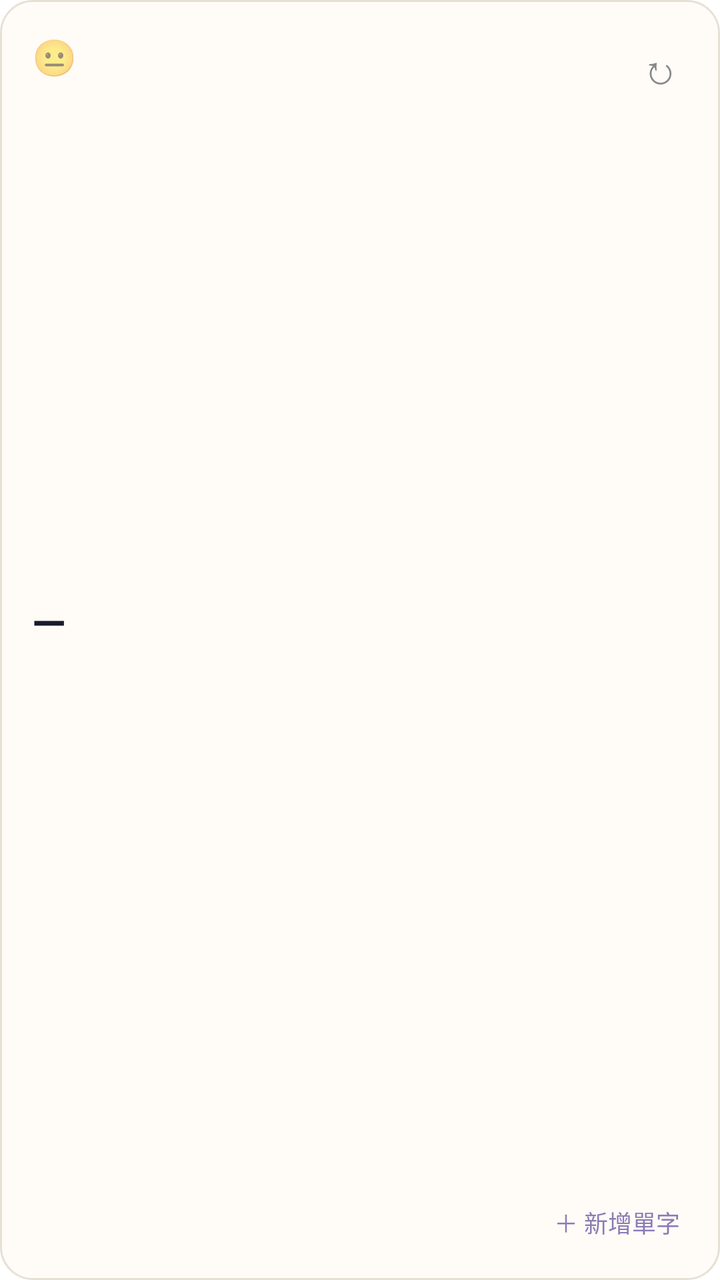
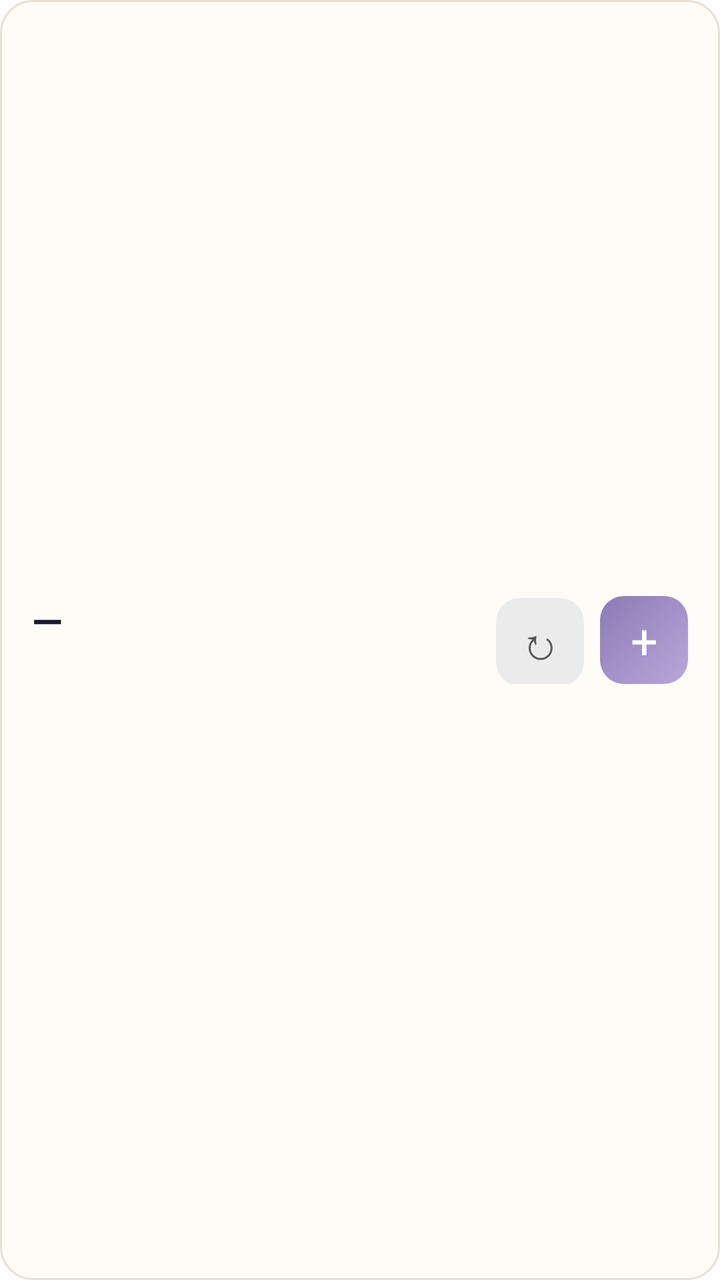

The first picture is an Android layout as it rendered before a commit; the second is the same layout after the commit. The layout source and the unified diff follow.
<!-- AndroidManifest.xml: fallback theme Theme.MaterialComponents.DayNight.NoActionBar -->
<!-- res/layout/word_widget.xml -->
<?xml version="1.0" encoding="utf-8"?>
<RelativeLayout xmlns:android="http://schemas.android.com/apk/res/android"
    android:layout_width="match_parent"
    android:layout_height="match_parent"
    android:background="@drawable/widget_background"
    android:padding="16dp">

    <TextView
        android:id="@+id/widget_proficiency"
        android:layout_width="wrap_content"
        android:layout_height="wrap_content"
        android:layout_alignParentStart="true"
        android:layout_alignParentTop="true"
        android:text="😐"
        android:textSize="18sp" />

    <TextView
        android:id="@+id/widget_refresh"
        android:layout_width="wrap_content"
        android:layout_height="wrap_content"
        android:layout_alignParentEnd="true"
        android:layout_alignParentTop="true"
        android:text="↻"
        android:textSize="20sp"
        android:textColor="#888888"
        android:padding="4dp" />

    <TextView
        android:id="@+id/widget_add"
        android:layout_width="wrap_content"
        android:layout_height="wrap_content"
        android:layout_alignParentEnd="true"
        android:layout_alignParentBottom="true"
        android:text="＋ 新增單字"
        android:textSize="12sp"
        android:textColor="#8B7BB5"
        android:padding="4dp" />

    <LinearLayout
        android:layout_width="match_parent"
        android:layout_height="wrap_content"
        android:layout_below="@id/widget_proficiency"
        android:layout_above="@id/widget_add"
        android:orientation="vertical"
        android:gravity="center_vertical"
        android:layout_marginTop="4dp">

        <TextView
            android:id="@+id/widget_english"
            android:layout_width="match_parent"
            android:layout_height="wrap_content"
            android:text="—"
            android:textSize="22sp"
            android:textStyle="bold"
            android:textColor="#1A1A2E"
            android:maxLines="1"
            android:ellipsize="end" />

        <TextView
            android:id="@+id/widget_chinese"
            android:layout_width="match_parent"
            android:layout_height="wrap_content"
            android:layout_marginTop="2dp"
            android:text=""
            android:textSize="14sp"
            android:textColor="#888888"
            android:maxLines="1"
            android:ellipsize="end" />

    </LinearLayout>

</RelativeLayout>
<!-- resources referenced by this layout -->
<resources>
  <!-- drawable widget_background (drawable) -->
  <?xml version="1.0" encoding="utf-8"?>
  <shape xmlns:android="http://schemas.android.com/apk/res/android"
      android:shape="rectangle">
      <corners android:radius="16dp" />
      <solid android:color="#FFFBF7" />
      <stroke android:width="1dp" android:color="#E8E0D5" />
  </shape>
</resources>

<!-- the commit's change to res/layout/word_widget.xml (unified diff, before → after) -->
@@ -5,52 +5,52 @@
     android:background="@drawable/widget_background"
     android:padding="16dp">
 
-    <TextView
-        android:id="@+id/widget_proficiency"
+    <LinearLayout
+        android:id="@+id/widget_buttons"
         android:layout_width="wrap_content"
         android:layout_height="wrap_content"
-        android:layout_alignParentStart="true"
-        android:layout_alignParentTop="true"
-        android:text="😐"
-        android:textSize="18sp" />
+        android:layout_centerVertical="true"
+        android:layout_alignParentEnd="true"
+        android:orientation="horizontal">
 
-    <TextView
-        android:id="@+id/widget_refresh"
-        android:layout_width="wrap_content"
-        android:layout_height="wrap_content"
-        android:layout_alignParentEnd="true"
-        android:layout_alignParentTop="true"
-        android:text="↻"
-        android:textSize="20sp"
-        android:textColor="#888888"
-        android:padding="4dp" />
+        <TextView
+            android:id="@+id/widget_refresh"
+            android:layout_width="44dp"
+            android:layout_height="44dp"
+            android:text="↻"
+            android:textSize="22sp"
+            android:textColor="#555555"
+            android:gravity="center"
+            android:background="@drawable/widget_btn_refresh" />
 
-    <TextView
-        android:id="@+id/widget_add"
-        android:layout_width="wrap_content"
-        android:layout_height="wrap_content"
-        android:layout_alignParentEnd="true"
-        android:layout_alignParentBottom="true"
-        android:text="＋ 新增單字"
-        android:textSize="12sp"
-        android:textColor="#8B7BB5"
-        android:padding="4dp" />
+        <TextView
+            android:id="@+id/widget_add"
+            android:layout_width="44dp"
+            android:layout_height="44dp"
+            android:layout_marginStart="8dp"
+            android:text="+"
+            android:textSize="24sp"
+            android:textColor="#FFFFFF"
+            android:gravity="center"
+            android:background="@drawable/widget_btn_add" />
+
+    </LinearLayout>
 
     <LinearLayout
         android:layout_width="match_parent"
         android:layout_height="wrap_content"
-        android:layout_below="@id/widget_proficiency"
-        android:layout_above="@id/widget_add"
+        android:layout_centerVertical="true"
+        android:layout_alignParentStart="true"
+        android:layout_toStartOf="@id/widget_buttons"
         android:orientation="vertical"
-        android:gravity="center_vertical"
-        android:layout_marginTop="4dp">
+        android:paddingEnd="12dp">
 
         <TextView
             android:id="@+id/widget_english"
             android:layout_width="match_parent"
             android:layout_height="wrap_content"
             android:text="—"
-            android:textSize="22sp"
+            android:textSize="20sp"
             android:textStyle="bold"
             android:textColor="#1A1A2E"
             android:maxLines="1"
@@ -62,7 +62,7 @@
             android:layout_height="wrap_content"
             android:layout_marginTop="2dp"
             android:text=""
-            android:textSize="14sp"
+            android:textSize="13sp"
             android:textColor="#888888"
             android:maxLines="1"
             android:ellipsize="end" />
<!-- resource entries referenced after the edit -->
@@ -8,5 +8,22 @@
       <solid android:color="#FFFBF7" />
       <stroke android:width="1dp" android:color="#E8E0D5" />
   </shape>
+  <!-- drawable widget_btn_add (drawable) -->
+  <?xml version="1.0" encoding="utf-8"?>
+  <shape xmlns:android="http://schemas.android.com/apk/res/android"
+      android:shape="rectangle">
+      <corners android:radius="12dp" />
+      <gradient
+          android:startColor="#B8A8D9"
+          android:endColor="#8B7BB5"
+          android:angle="135" />
+  </shape>
+  <!-- drawable widget_btn_refresh (drawable) -->
+  <?xml version="1.0" encoding="utf-8"?>
+  <shape xmlns:android="http://schemas.android.com/apk/res/android"
+      android:shape="rectangle">
+      <corners android:radius="12dp" />
+      <solid android:color="#EBEBEB" />
+  </shape>
 </resources>
 
